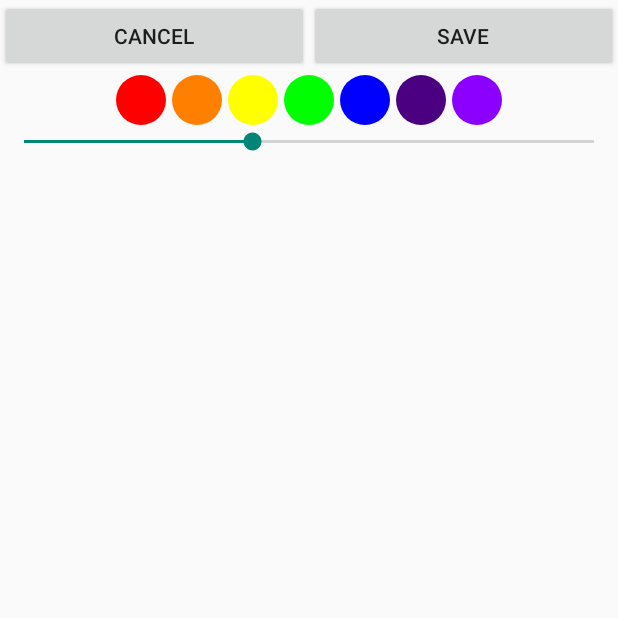
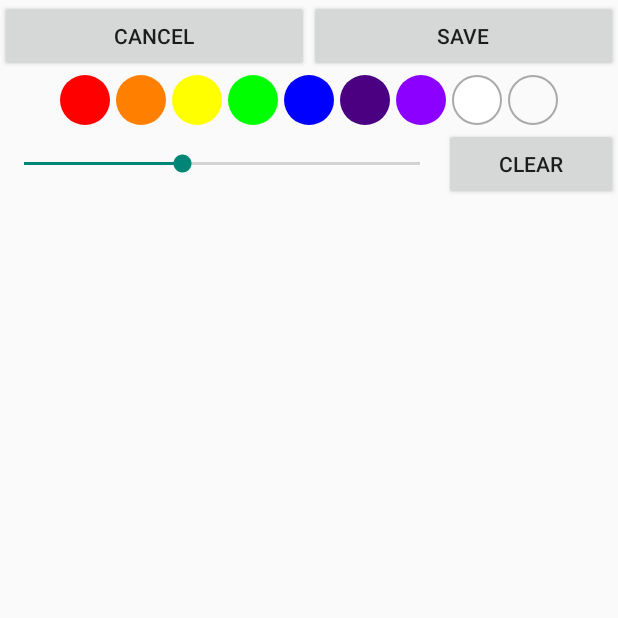
Before and after one commit to Scravlon/draw_filter, an Android app: the drwaingActivity screen opened directly, with no data from a screen before it, on a phone screen of 412 x 824 dp, the top half of it. Run offline under Robolectric (Android 15) with nearby library versions, the phone set to English and light mode, and no system bars.

Commit message:
Color updated //TODO position of the drawings

```diff
--- a/app/src/main/java/com/scravlon/mobilevision1/MainActivity.java
+++ b/app/src/main/java/com/scravlon/mobilevision1/MainActivity.java
@@ -124,8 +124,6 @@ public class MainActivity extends AppCompatActivity {
                 startActivityForResult(intent,BUTMUSTCODE);
             }
         });
-
-        Toast.makeText(this, "SIZE "+ arrayMust.size(), Toast.LENGTH_SHORT).show();
         refreshView();
 
         int rc = ActivityCompat.checkSelfPermission(this, Manifest.permission.CAMERA);
--- a/app/src/main/java/com/scravlon/mobilevision1/drawView.java
+++ b/app/src/main/java/com/scravlon/mobilevision1/drawView.java
@@ -7,9 +7,9 @@ import android.graphics.Paint;
 import android.graphics.Path;
 import android.graphics.Point;
 import android.util.AttributeSet;
+import android.util.Pair;
 import android.view.MotionEvent;
 import android.view.View;
-import android.widget.RadioButton;
 
 import java.util.ArrayList;
 import java.util.List;
@@ -20,15 +20,16 @@ public class drawView extends View {
     private int paintColor = Color.BLACK;
     // defines paint and canvas
     private Paint drawPaint;
-    // Store circles to draw each time the user touches down
-    private List<Point> circlePoints;
+
+
+    private ArrayList<Pair<Path,Paint>> paths_list;
 
     public drawView(Context context, AttributeSet attrs) {
         super(context, attrs);
         setFocusable(true);
         setFocusableInTouchMode(true);
         setupPaint();
-        circlePoints = new ArrayList<Point>();
+        paths_list = new ArrayList<>();
     }
 
     /**
@@ -50,18 +51,37 @@ public class drawView extends View {
         drawPaint = new Paint();
         drawPaint.setColor(paintColor);
         drawPaint.setAntiAlias(true);
-        drawPaint.setStrokeWidth(5);
+        drawPaint.setStrokeWidth(10);
         drawPaint.setStrokeJoin(Paint.Join.ROUND);
         drawPaint.setStrokeCap(Paint.Cap.ROUND);
         drawPaint.setStyle(Paint.Style.FILL); // change to fill
         drawPaint.setStyle(Paint.Style.STROKE); // change back to stroke
     }
 
+    public void clonePaint(){
+        Paint sth = new Paint();
+        sth.setStrokeWidth(drawPaint.getStrokeWidth());
+        sth.setAntiAlias(true);
+        sth.setStrokeJoin(Paint.Join.ROUND);
+        sth.setStrokeCap(Paint.Cap.ROUND);
+        sth.setStyle(Paint.Style.STROKE);
+        sth.setColor(drawPaint.getColor());
+        drawPaint = sth;
+    }
     @Override
     protected void onDraw(Canvas canvas) {
-        canvas.drawPath(path, drawPaint);
+        for(Pair<Path,Paint> p : paths_list){
+            canvas.drawPath(p.first, p.second);
+        }
     }
 
+    public void undoPaint() {
+//        if(!paths_list.isEmpty()) {
+//            paths_list.remove(paths_list.size() - 1);
+//        }
+        paths_list.clear();
+        postInvalidate();
+    }
     // Get x and y and append them to the path
     public boolean onTouchEvent(MotionEvent event) {
         float pointX = event.getX();
@@ -69,6 +89,7 @@ public class drawView extends View {
         // Checks for the event that occurs
         switch (event.getAction()) {
             case MotionEvent.ACTION_DOWN:
+                path = new Path();
                 // Starts a new line in the path
                 path.moveTo(pointX, pointY);
                 break;
@@ -79,7 +100,7 @@ public class drawView extends View {
             default:
                 return false;
         }
-
+        paths_list.add(Pair.create(path,drawPaint));
         postInvalidate(); // Indicate view should be redrawn
         return true; // Indicate we've consumed the touch
     }
--- a/app/src/main/java/com/scravlon/mobilevision1/drwaingActivity.java
+++ b/app/src/main/java/com/scravlon/mobilevision1/drwaingActivity.java
@@ -11,7 +11,6 @@ import android.os.Bundle;
 import android.util.Base64;
 import android.view.View;
 import android.widget.Button;
-import android.widget.CompoundButton;
 import android.widget.RadioButton;
 import android.widget.SeekBar;
 
@@ -28,6 +27,7 @@ import static com.scravlon.mobilevision1.constantClass.typeExtra;
 public class drwaingActivity extends AppCompatActivity {
     Button but_cancel;
     Button but_save;
+    Button but_undo;
     drawView drawView;
     SharedPreferences sharedPreferences;
 
@@ -41,7 +41,14 @@ public class drwaingActivity extends AppCompatActivity {
         final String sharedStringAdding = intent.getStringExtra(typeExtra);
         but_save = findViewById(R.id.but_save);
         but_cancel = findViewById(R.id.but_cancel);
+        but_undo = findViewById(R.id.but_undo);
         drawView = findViewById(R.id.drawView);
+        but_undo.setOnClickListener(new View.OnClickListener() {
+            @Override
+            public void onClick(View view) {
+                drawView.undoPaint();
+            }
+        });
         but_cancel.setOnClickListener(new View.OnClickListener() {
             @Override
             public void onClick(View view) {
@@ -63,6 +70,7 @@ public class drwaingActivity extends AppCompatActivity {
         seekBar.setOnSeekBarChangeListener(new SeekBar.OnSeekBarChangeListener() {
             @Override
             public void onProgressChanged(SeekBar seekBar, int i, boolean b) {
+                drawView.clonePaint();
                 drawView.updateSize(i);
             }
 
@@ -83,40 +91,61 @@ public class drwaingActivity extends AppCompatActivity {
         RadioButton radioblue = findViewById(R.id.radioblue);
         RadioButton radioindigo = findViewById(R.id.radioindigo);
         RadioButton radioviolet = findViewById(R.id.radioviolet);
+        RadioButton radiowhite = findViewById(R.id.radiowhite);
+        RadioButton radiodef = findViewById(R.id.radiodef);
         radioRed.setOnClickListener(new View.OnClickListener() {
             @Override
             public void onClick(View view) {
+                drawView.clonePaint();
                 drawView.updateColor(Color.RED);
             }
         });radioorange.setOnClickListener(new View.OnClickListener() {
             @Override
             public void onClick(View view) {
+                drawView.clonePaint();
                 drawView.updateColor(Color.rgb(255,127,0));
             }
         });radioyellow.setOnClickListener(new View.OnClickListener() {
             @Override
             public void onClick(View view) {
+                drawView.clonePaint();
                 drawView.updateColor(Color.rgb(255,255,0));
             }
         });radiogreen.setOnClickListener(new View.OnClickListener() {
             @Override
             public void onClick(View view) {
+                drawView.clonePaint();
                 drawView.updateColor(Color.rgb(0,255,0));
             }
         });radioblue.setOnClickListener(new View.OnClickListener() {
             @Override
             public void onClick(View view) {
+                drawView.clonePaint();
                 drawView.updateColor(Color.rgb(0,0,255));
             }
         });radioindigo.setOnClickListener(new View.OnClickListener() {
             @Override
             public void onClick(View view) {
+                drawView.clonePaint();
                 drawView.updateColor(Color.rgb(39,0,51));
             }
         });radioviolet.setOnClickListener(new View.OnClickListener() {
             @Override
             public void onClick(View view) {
+                drawView.clonePaint();
                 drawView.updateColor(Color.rgb(139,0,255));
+            }
+        });radiowhite.setOnClickListener(new View.OnClickListener() {
+            @Override
+            public void onClick(View view) {
+                drawView.clonePaint();
+                drawView.updateColor(Color.rgb(255,255,255));
+            }
+        });radiodef.setOnClickListener(new View.OnClickListener() {
+            @Override
+            public void onClick(View view) {
+                drawView.clonePaint();
+                drawView.updateColor(Color.rgb(250,250,250));
             }
         });
     }
--- /dev/null
+++ b/app/src/main/res/drawable/radiodef.xml
@@ -0,0 +1,20 @@
+<?xml version="1.0" encoding="utf-8"?>
+<selector xmlns:android="http://schemas.android.com/apk/res/android">
+
+    <item android:state_checked="true">
+        <shape android:shape="oval">
+            <stroke android:width="2dp" android:color="@android:color/black" />
+            <solid android:color="@color/colordef" />
+            <corners android:radius="0dp" />
+        </shape>
+
+    </item>
+    <item>
+        <shape android:shape="oval">
+            <stroke android:width="1dp" android:color="@android:color/darker_gray" />
+            <solid android:color="@color/colordef" />
+            <corners android:radius="0dp" />
+        </shape>
+
+    </item>
+</selector>
--- /dev/null
+++ b/app/src/main/res/drawable/radiowhite.xml
@@ -0,0 +1,20 @@
+<?xml version="1.0" encoding="utf-8"?>
+<selector xmlns:android="http://schemas.android.com/apk/res/android">
+
+    <item android:state_checked="true">
+        <shape android:shape="oval">
+            <stroke android:width="2dp" android:color="@android:color/black" />
+            <solid android:color="@color/colorwhite" />
+            <corners android:radius="0dp" />
+        </shape>
+
+    </item>
+    <item>
+        <shape android:shape="oval">
+            <stroke android:width="1dp" android:color="@android:color/darker_gray" />
+            <solid android:color="@color/colorwhite" />
+            <corners android:radius="0dp" />
+        </shape>
+
+    </item>
+</selector>
--- a/app/src/main/res/layout/activity_drwaing.xml
+++ b/app/src/main/res/layout/activity_drwaing.xml
@@ -110,15 +110,50 @@
                 android:button="@null"
                 android:text="          " />
 
+            <RadioButton
+                android:id="@+id/radiowhite"
+                android:layout_width="wrap_content"
+                android:layout_height="match_parent"
+                android:layout_margin="2dp"
+                android:layout_weight="1"
+                android:background="@drawable/radiowhite"
+                android:button="@null"
+                android:text="          " />
+
+            <RadioButton
+                android:id="@+id/radiodef"
+                android:layout_width="wrap_content"
+                android:layout_height="match_parent"
+                android:layout_margin="2dp"
+                android:layout_weight="1"
+                android:background="@drawable/radiodef"
+                android:button="@null"
+                android:text="          " />
+
         </RadioGroup>
     </LinearLayout>
 
-    <SeekBar
-        android:id="@+id/seekBar"
+    <LinearLayout
         android:layout_width="match_parent"
-        android:layout_height="wrap_content"
-        android:max="5"
-        android:progress="2" />
+        android:layout_height="match_parent"
+        android:gravity="center"
+        android:orientation="horizontal">
+
+        <SeekBar
+            android:id="@+id/seekBar"
+            android:layout_width="wrap_content"
+            android:layout_height="wrap_content"
+            android:layout_weight="9"
+            android:max="5"
+            android:progress="2" />
+
+        <Button
+            android:id="@+id/but_undo"
+            android:layout_width="wrap_content"
+            android:layout_height="wrap_content"
+            android:layout_weight="1"
+            android:text="Clear" />
+    </LinearLayout>
 
     <com.scravlon.mobilevision1.drawView
         android:id="@+id/drawView"
--- a/app/src/main/res/values/colors.xml
+++ b/app/src/main/res/values/colors.xml
@@ -11,6 +11,9 @@
     <color name="colorblue">#0000FF</color>
     <color name="colorindigo">#4B0082</color>
     <color name="colorviolet">#8B00FF</color>
+    <color name="colorwhite">#FFFFFF</color>
+    <color name="colordef">#FAFAFA</color>
+
 
 
 </resources>
```
